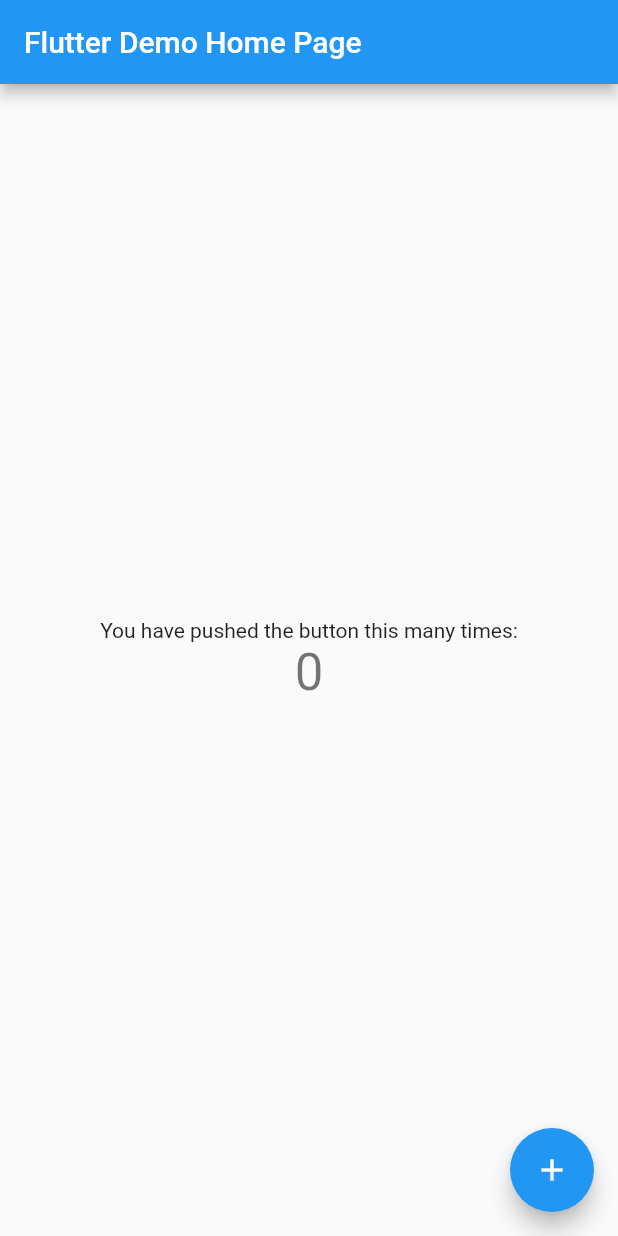
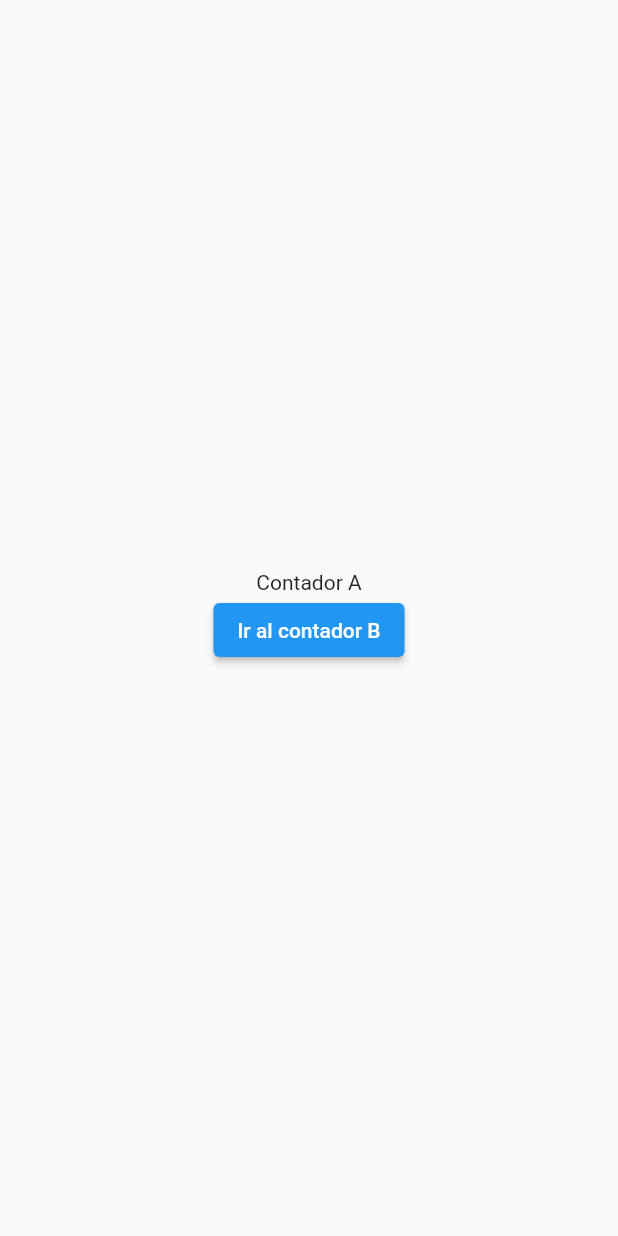
Before and after one commit to a-marimon/flutter_tasks, a Flutter app: the screen it shows after launch, on a phone screen of 412 x 824 dp. Run offline on Flutter 3.47's test engine with Material 2 defaults, Android fonts, the phone set to English and light mode, and no system bars; our stand-ins replace go_router.

Commit message:
arquitectura inicial implementada

```diff
--- a/lib/main.dart
+++ b/lib/main.dart
@@ -1,4 +1,5 @@
 import 'package:flutter/material.dart';
+import 'package:my_tasks/src/routes/app_router.dart';
 
 void main() {
   runApp(const MyApp());
@@ -10,7 +11,8 @@
   // This widget is the root of your application.
   @override
   Widget build(BuildContext context) {
-    return MaterialApp(
+    final goRouter = router;
+    return MaterialApp.router(
       title: 'Flutter Demo',
       theme: ThemeData(
         // This is the theme of your application.
@@ -24,7 +26,7 @@
         // is not restarted.
         primarySwatch: Colors.blue,
       ),
-      home: const MyHomePage(title: 'Flutter Demo Home Page'),
+      routerConfig: goRouter,
     );
   }
 }
@@ -100,7 +102,7 @@
             ),
             Text(
               '$_counter',
-              style: Theme.of(context).textTheme.headline4,
+              style: Theme.of(context).textTheme.headlineMedium,
             ),
           ],
         ),
--- /dev/null
+++ b/lib/src/routes/app_router.dart
@@ -0,0 +1,21 @@
+import 'package:go_router/go_router.dart';
+import 'package:my_tasks/src/views/page1.dart';
+import 'package:my_tasks/src/views/page2.dart';
+
+enum AppRouter { page1, page2 }
+
+// GoRouter configuration
+final router = GoRouter(
+  routes: [
+    GoRoute(
+      path: '/',
+      name: AppRouter.page1.name,
+      builder: (context, state) => const Page1(),
+    ),
+    GoRoute(
+      path: '/two',
+      name: AppRouter.page2.name,
+      builder: (context, state) => const Page2(),
+    ),
+  ],
+);
--- /dev/null
+++ b/lib/src/views/page1.dart
@@ -0,0 +1,28 @@
+import 'package:flutter/material.dart';
+import 'package:go_router/go_router.dart';
+import 'package:my_tasks/src/routes/app_router.dart';
+
+class Page1 extends StatelessWidget {
+  const Page1({super.key});
+
+  @override
+  Widget build(BuildContext context) {
+    return Scaffold(
+      body: SizedBox(
+        width: double.infinity,
+        child: Column(
+          mainAxisAlignment: MainAxisAlignment.center,
+          children: [
+            const Text('Contador A'),
+            ElevatedButton(
+              child: const Text('Ir al contador B'),
+              onPressed: () {
+                context.pushNamed(AppRouter.page2.name);
+              },
+            ),
+          ],
+        ),
+      ),
+    );
+  }
+}
```
Also changed, not shown: lib/src/views/page2.dart (added, +28 -0 lines), pubspec.yaml (+7 -0 lines), pubspec.lock, 1 other file.
